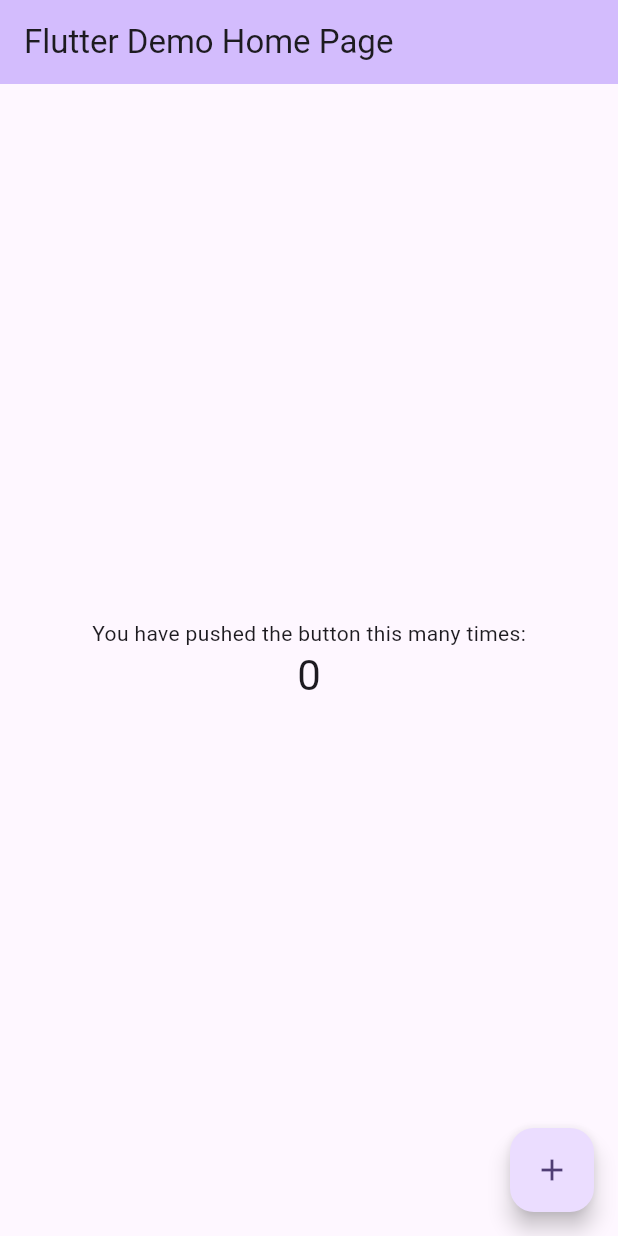
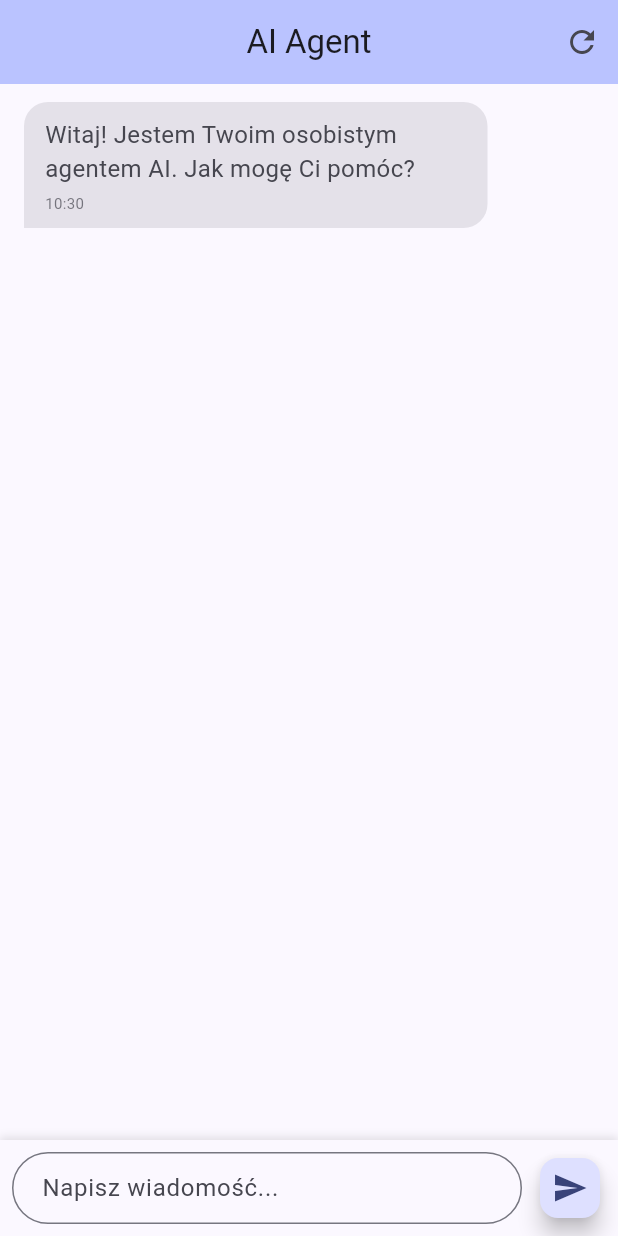
Before and after one commit to could-ai/019ae9ad-6d03-7d20-ae56-11fedb8f008b, a Flutter app: the screen it shows after launch, on a phone screen of 412 x 824 dp. Run offline on Flutter 3.47's test engine with Material 3 defaults, Android fonts, the phone set to English and light mode, and no system bars.

Commit message:
Stworzono model danych wiadomości dla czatu.; Stworzono serwis AI symulujący odpowiedzi agenta.; Stworzono widget dymka czatu do wyświetlania wiadomości.; Stworzono główny ekran czatu z logiką wysyłania i odbierania wiadomości.; Zaktualizowano main.dart, aby uruchamiał ekran czatu jako stronę startową.

```diff
--- a/usr/lib/main.dart
+++ b/usr/lib/main.dart
@@ -1,4 +1,5 @@
 import 'package:flutter/material.dart';
+import 'screens/chat_screen.dart';
 
 void main() {
   runApp(const MyApp());
@@ -7,117 +8,30 @@ void main() {
 class MyApp extends StatelessWidget {
   const MyApp({super.key});
 
-  // This widget is the root of your application.
   @override
   Widget build(BuildContext context) {
     return MaterialApp(
-      title: 'Flutter Demo',
+      title: 'AI Agent Demo',
       debugShowCheckedModeBanner: false,
       theme: ThemeData(
-        // This is the theme of your application.
-        //
-        // TRY THIS: Try running your application with "flutter run". You'll see
-        // the application has a purple toolbar. Then, without quitting the app,
-        // try changing the seedColor in the colorScheme below to Colors.green
-        // and then invoke "hot reload" (save your changes or press the "hot
-        // reload" button in a Flutter-supported IDE, or press "r" if you used
-        // the command line to start the app).
-        //
-        // Notice that the counter didn't reset back to zero; the application
-        // state is not lost during the reload. To reset the state, use hot
-        // restart instead.
-        //
-        // This works for code too, not just values: Most code changes can be
-        // tested with just a hot reload.
-        colorScheme: ColorScheme.fromSeed(seedColor: Colors.deepPurple),
+        colorScheme: ColorScheme.fromSeed(
+          seedColor: Colors.indigo,
+          brightness: Brightness.light,
+        ),
+        useMaterial3: true,
       ),
+      darkTheme: ThemeData(
+        colorScheme: ColorScheme.fromSeed(
+          seedColor: Colors.indigo,
+          brightness: Brightness.dark,
+        ),
+        useMaterial3: true,
+      ),
+      themeMode: ThemeMode.system,
       initialRoute: '/',
       routes: {
-        '/': (context) => const MyHomePage(title: 'Flutter Demo Home Page'),
+        '/': (context) => const ChatScreen(),
       },
     );
   }
 }
-
-class MyHomePage extends StatefulWidget {
-  const MyHomePage({super.key, required this.title});
-
-  // This widget is the home page of your application. It is stateful, meaning
-  // that it has a State object (defined below) that contains fields that affect
-  // how it looks.
-
-  // This class is the configuration for the state. It holds the values (in this
-  // case the title) provided by the parent (in this case the App widget) and
-  // used by the build method of the State. Fields in a Widget subclass are
-  // always marked "final".
-
-  final String title;
-
-  @override
-  State<MyHomePage> createState() => _MyHomePageState();
-}
-
-class _MyHomePageState extends State<MyHomePage> {
-  int _counter = 0;
-
-  void _incrementCounter() {
-    setState(() {
-      // This call to setState tells the Flutter framework that something has
-      // changed in this State, which causes it to rerun the build method below
-      // so that the display can reflect the updated values. If we changed
-      // _counter without calling setState(), then the build method would not be
-      // called again, and so nothing would appear to happen.
-      _counter++;
-    });
-  }
-
-  @override
-  Widget build(BuildContext context) {
-    // This method is rerun every time setState is called, for instance as done
-    // by the _incrementCounter method above.
-    //
-    // The Flutter framework has been optimized to make rerunning build methods
-    // fast, so that you can just rebuild anything that needs updating rather
-    // than having to individually change instances of widgets.
-    return Scaffold(
-      appBar: AppBar(
-        // TRY THIS: Try changing the color here to a specific color (to
-        // Colors.amber, perhaps?) and trigger a hot reload to see the AppBar
-        // change color while the other colors stay the same.
-        backgroundColor: Theme.of(context).colorScheme.inversePrimary,
-        // Here we take the value from the MyHomePage object that was created by
-        // the App.build method, and use it to set our appbar title.
-        title: Text(widget.title),
-      ),
-      body: Center(
-        // Center is a layout widget. It takes a single child and positions it
-        // in the middle of the parent.
-        child: Column(
-          // Column is also a layout widget. It takes a list of children and
-          // arranges them vertically. By default, it sizes itself to fit its
-          // children horizontally, and tries to be as tall as its parent.
-          //
-          // Column has various properties to control how it sizes itself and
-          // how it positions its children. Here we use mainAxisAlignment to
-          // center the children vertically; the main axis here is the vertical
-          // axis because Columns are vertical (the cross axis would be
-          // horizontal).
-          //
-          // TRY THIS: Invoke "debug painting" (choose the "Toggle Debug Paint"
-          // action in the IDE, or press "p" in the console), to see the
-          // wireframe for each widget.
-          mainAxisAlignment: MainAxisAlignment.center,
-          children: <Widget>[
-            const Text('You have pushed the button this many times:'),
-            Text('$_counter', style: Theme.of(context).textTheme.headlineMedium),
-          ],
-        ),
-      ),
-      floatingActionButton: FloatingActionButton(
-        onPressed: _incrementCounter,
-        tooltip: 'Increment',
-        child: const Icon(Icons.add),
-      ), // This trailing comma makes auto-formatting nicer for build methods.
-    );
-  }
-}
--- /dev/null
+++ b/usr/lib/models/message.dart
@@ -0,0 +1,11 @@
+class Message {
+  final String text;
+  final bool isUser;
+  final DateTime timestamp;
+
+  Message({
+    required this.text,
+    required this.isUser,
+    required this.timestamp,
+  });
+}
--- /dev/null
+++ b/usr/lib/screens/chat_screen.dart
@@ -0,0 +1,173 @@
+import 'package:flutter/material.dart';
+import '../models/message.dart';
+import '../services/ai_service.dart';
+import '../widgets/chat_bubble.dart';
+
+class ChatScreen extends StatefulWidget {
+  const ChatScreen({super.key});
+
+  @override
+  State<ChatScreen> createState() => _ChatScreenState();
+}
+
+class _ChatScreenState extends State<ChatScreen> {
+  final TextEditingController _controller = TextEditingController();
+  final List<Message> _messages = [];
+  final AiService _aiService = AiService();
+  final ScrollController _scrollController = ScrollController();
+  bool _isTyping = false;
+
+  @override
+  void initState() {
+    super.initState();
+    // Wiadomość powitalna
+    _addMessage(Message(
+      text: "Witaj! Jestem Twoim osobistym agentem AI. Jak mogę Ci pomóc?",
+      isUser: false,
+      timestamp: DateTime.now(),
+    ));
+  }
+
+  void _addMessage(Message message) {
+    setState(() {
+      _messages.add(message);
+    });
+    _scrollToBottom();
+  }
+
+  void _scrollToBottom() {
+    WidgetsBinding.instance.addPostFrameCallback((_) {
+      if (_scrollController.hasClients) {
+        _scrollController.animateTo(
+          _scrollController.position.maxScrollExtent,
+          duration: const Duration(milliseconds: 300),
+          curve: Curves.easeOut,
+        );
+      }
+    });
+  }
+
+  Future<void> _handleSubmitted(String text) async {
+    if (text.trim().isEmpty) return;
+
+    _controller.clear();
+
+    // Dodaj wiadomość użytkownika
+    _addMessage(Message(
+      text: text,
+      isUser: true,
+      timestamp: DateTime.now(),
+    ));
+
+    setState(() {
+      _isTyping = true;
+    });
+
+    try {
+      // Pobierz odpowiedź od AI
+      final responseText = await _aiService.getResponse(text);
+
+      if (!mounted) return;
+
+      _addMessage(Message(
+        text: responseText,
+        isUser: false,
+        timestamp: DateTime.now(),
+      ));
+    } catch (e) {
+      if (!mounted) return;
+      ScaffoldMessenger.of(context).showSnackBar(
+        const SnackBar(content: Text("Błąd połączenia z AI")),
+      );
+    } finally {
+      if (mounted) {
+        setState(() {
+          _isTyping = false;
+        });
+      }
+    }
+  }
+
+  @override
+  Widget build(BuildContext context) {
+    return Scaffold(
+      appBar: AppBar(
+        title: const Text('AI Agent'),
+        centerTitle: true,
+        backgroundColor: Theme.of(context).colorScheme.inversePrimary,
+        actions: [
+          IconButton(
+            icon: const Icon(Icons.refresh),
+            onPressed: () {
+              setState(() {
+                _messages.clear();
+                _addMessage(Message(
+                  text: "Witaj ponownie! Zresetowałem naszą rozmowę.",
+                  isUser: false,
+                  timestamp: DateTime.now(),
+                ));
+              });
+            },
+          ),
+        ],
+      ),
+      body: Column(
+        children: [
+          Expanded(
+            child: ListView.builder(
+              controller: _scrollController,
+              padding: const EdgeInsets.all(8.0),
+              itemCount: _messages.length,
+              itemBuilder: (context, index) {
+                return ChatBubble(message: _messages[index]);
+              },
+            ),
+          ),
+          if (_isTyping)
+            const Padding(
+              padding: EdgeInsets.all(8.0),
+              child: LinearProgressIndicator(),
+            ),
+          Container(
+            decoration: BoxDecoration(
+              color: Theme.of(context).cardColor,
+              boxShadow: [
+                BoxShadow(
+                  offset: const Offset(0, -2),
+                  blurRadius: 4,
+                  color: Colors.black.withOpacity(0.1),
+                ),
+              ],
+            ),
+            child: Padding(
+              padding: const EdgeInsets.symmetric(horizontal: 8.0, vertical: 8.0),
+              child: Row(
+                children: [
+                  Expanded(
+                    child: TextField(
+                      controller: _controller,
+                      decoration: const InputDecoration(
+                        hintText: 'Napisz wiadomość...',
+                        border: OutlineInputBorder(
+                          borderRadius: BorderRadius.all(Radius.circular(24)),
+                        ),
+                        contentPadding: EdgeInsets.symmetric(horizontal: 16, vertical: 12),
+                      ),
+                      onSubmitted: _handleSubmitted,
+                    ),
+                  ),
+                  const SizedBox(width: 8),
+                  FloatingActionButton(
+                    onPressed: () => _handleSubmitted(_controller.text),
+                    mini: true,
+                    child: const Icon(Icons.send),
+                  ),
+                ],
+              ),
+            ),
+          ),
+        ],
+      ),
+    );
+  }
+}
--- /dev/null
+++ b/usr/lib/services/ai_service.dart
@@ -0,0 +1,20 @@
+import 'dart:async';
+
+class AiService {
+  // Symulacja odpowiedzi AI
+  Future<String> getResponse(String query) async {
+    // Symulujemy opóźnienie sieciowe
+    await Future.delayed(const Duration(seconds: 1));
+
+    // Prosta logika odpowiedzi na potrzeby demo
+    if (query.toLowerCase().contains('cześć') || query.toLowerCase().contains('hej')) {
+      return "Cześć! Jestem Twoim asystentem AI. W czym mogę Ci dzisiaj pomóc?";
+    } else if (query.toLowerCase().contains('pogoda')) {
+      return "Niestety nie mam dostępu do czujników pogodowych, ale w cyfrowym świecie zawsze świeci słońce!";
+    } else if (query.toLowerCase().contains('zrób') || query.toLowerCase().contains('napisz')) {
+      return "Chętnie pomogę Ci w tym zadaniu. Proszę podaj więcej szczegółów.";
+    }
+
+    return "To ciekawe! Jako AI wciąż się uczę. Powiedziałeś: \"$query\"";
+  }
+}
--- /dev/null
+++ b/usr/lib/widgets/chat_bubble.dart
@@ -0,0 +1,58 @@
+import 'package:flutter/material.dart';
+import '../models/message.dart';
+
+class ChatBubble extends StatelessWidget {
+  final Message message;
+
+  const ChatBubble({super.key, required this.message});
+
+  @override
+  Widget build(BuildContext context) {
+    final isUser = message.isUser;
+    final theme = Theme.of(context);
+
+    return Align(
+      alignment: isUser ? Alignment.centerRight : Alignment.centerLeft,
+      child: Container(
+        margin: const EdgeInsets.symmetric(vertical: 4, horizontal: 8),
+        padding: const EdgeInsets.symmetric(vertical: 10, horizontal: 14),
+        decoration: BoxDecoration(
+          color: isUser ? theme.colorScheme.primary : theme.colorScheme.surfaceContainerHighest,
+          borderRadius: BorderRadius.only(
+            topLeft: const Radius.circular(16),
+            topRight: const Radius.circular(16),
+            bottomLeft: isUser ? const Radius.circular(16) : Radius.zero,
+            bottomRight: isUser ? Radius.zero : const Radius.circular(16),
+          ),
+        ),
+        constraints: BoxConstraints(
+          maxWidth: MediaQuery.of(context).size.width * 0.75,
+        ),
+        child: Column(
+          crossAxisAlignment: CrossAxisAlignment.start,
+          children: [
+            Text(
+              message.text,
+              style: TextStyle(
+                color: isUser ? theme.colorScheme.onPrimary : theme.colorScheme.onSurfaceVariant,
+                fontSize: 16,
+              ),
+            ),
+            const SizedBox(height: 4),
+            Text(
+              _formatTime(message.timestamp),
+              style: TextStyle(
+                color: isUser ? theme.colorScheme.onPrimary.withOpacity(0.7) : theme.colorScheme.onSurfaceVariant.withOpacity(0.7),
+                fontSize: 10,
+              ),
+            ),
+          ],
+        ),
+      ),
+    );
+  }
+
+  String _formatTime(DateTime time) {
+    return "${time.hour.toString().padLeft(2, '0')}:${time.minute.toString().padLeft(2, '0')}";
+  }
+}
```
